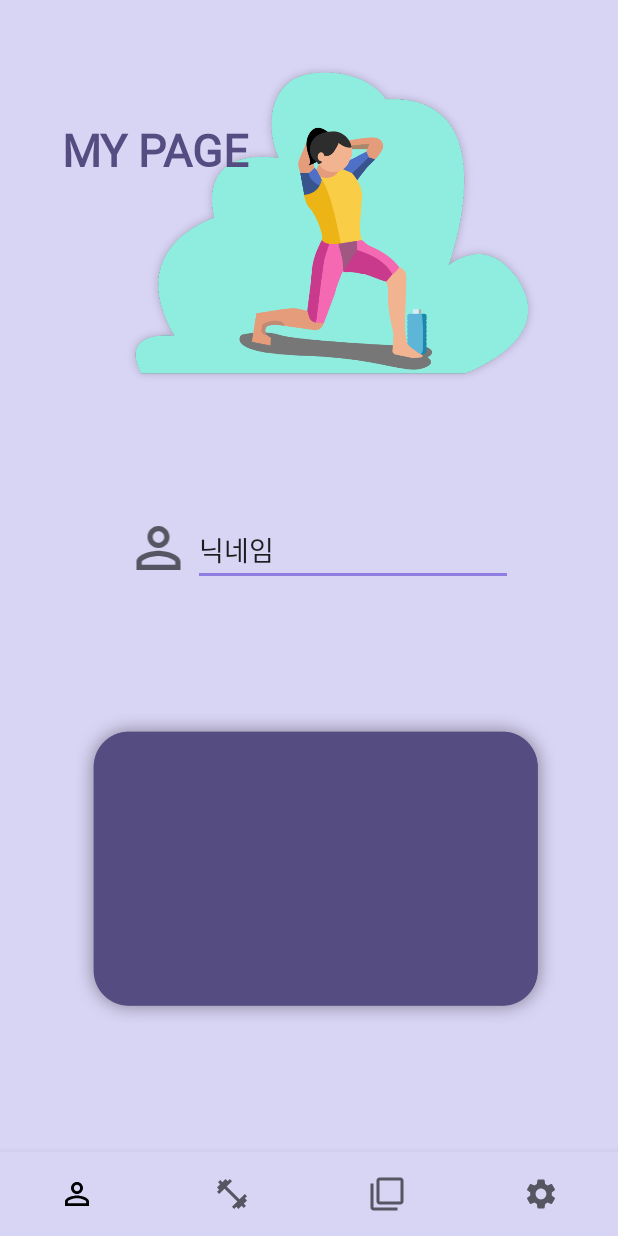
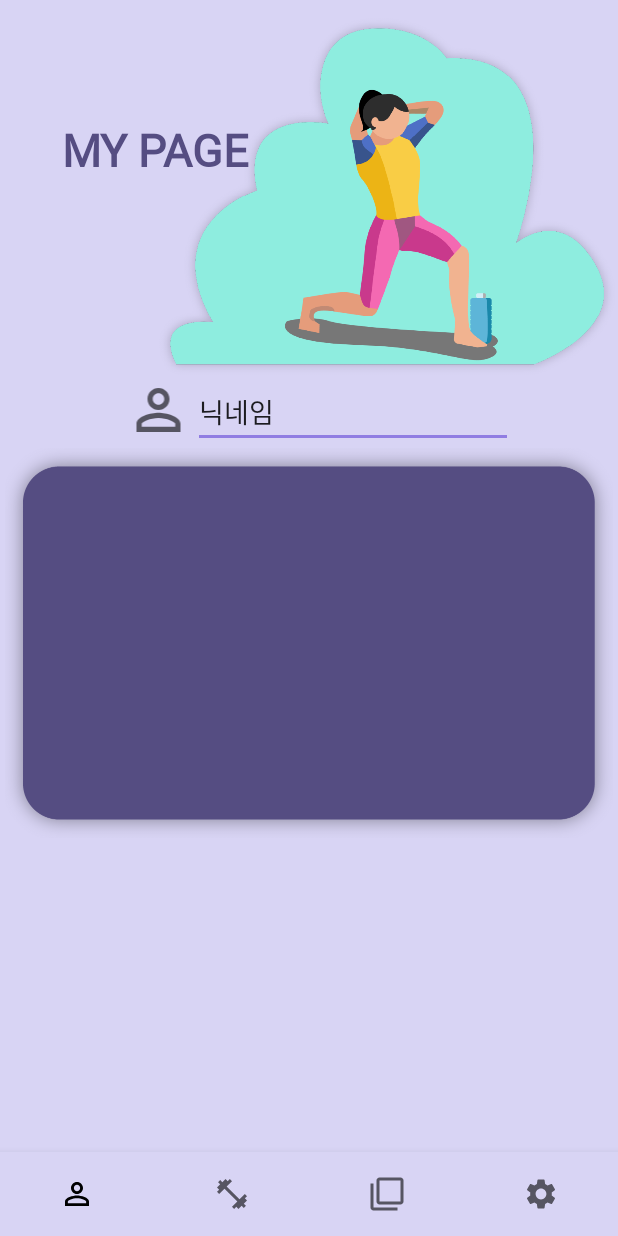
Before and after one commit to asimuleo/android_Pieooreum, an Android app: the screen it shows after launch (MainActivity), on a phone screen of 412 x 824 dp. Run offline under Robolectric (Android 15) with nearby library versions, the phone set to English and light mode, and no system bars; our stand-ins replace navigation-ui.

```diff
--- a/app/src/main/res/layout/mypage_fragment.xml
+++ b/app/src/main/res/layout/mypage_fragment.xml
@@ -13,40 +13,42 @@
 
 
         <ImageView
-            android:id="@+id/imageView4"
-            android:layout_width="match_parent"
-            android:layout_height="match_parent"
-            android:layout_marginTop="400dp"
-            app:layout_constraintBottom_toBottomOf="parent"
+            android:id="@+id/box1"
+            android:layout_width="wrap_content"
+            android:layout_height="wrap_content"
+            android:adjustViewBounds="true"
             app:layout_constraintEnd_toEndOf="parent"
             app:layout_constraintStart_toStartOf="parent"
             app:layout_constraintTop_toBottomOf="@+id/editTextTextPersonName2"
-            app:srcCompat="@drawable/box1" />
+            app:srcCompat="@drawable/box2" />
 
-        <ImageView
-            android:id="@+id/imageView"
-            android:layout_width="366dp"
-            android:layout_height="313dp"
-            app:layout_constraintEnd_toEndOf="parent"
-            app:layout_constraintHorizontal_bias="0.9"
-            app:layout_constraintStart_toStartOf="parent"
-            app:layout_constraintTop_toTopOf="parent"
-            app:srcCompat="@drawable/sportwoman212" />
+
 
         <EditText
             android:id="@+id/editTextTextPersonName2"
             android:layout_width="wrap_content"
             android:layout_height="wrap_content"
+            android:layout_marginTop="-10dp"
+            android:layout_marginEnd="70dp"
             android:ems="10"
             android:inputType="textPersonName"
-            android:layout_marginEnd="70dp"
-            android:layout_marginTop="30dp"
             android:text="닉네임"
             app:layout_constraintEnd_toEndOf="parent"
             app:layout_constraintTop_toBottomOf="@+id/imageView" />
 
         <ImageView
-            android:id="@+id/box1"
+            android:id="@+id/imageView"
+            android:layout_width="311dp"
+            android:layout_height="261dp"
+            android:layout_marginStart="100dp"
+            android:adjustViewBounds="true"
+            app:layout_constraintBottom_toTopOf="@+id/editTextTextPersonName2"
+            app:layout_constraintStart_toStartOf="parent"
+            app:layout_constraintTop_toTopOf="parent"
+            app:srcCompat="@drawable/sportwoman412" />
+
+        <ImageView
+            android:id="@+id/icon1"
             android:layout_width="46dp"
             android:layout_height="44dp"
 
@@ -73,26 +75,6 @@
             app:layout_constraintTop_toTopOf="parent"
             app:layout_constraintVertical_bias="0.109" />
 
-        <ScrollView
-            android:id="@+id/scrollView2"
-            android:layout_width="match_parent"
-            android:layout_height="match_parent"
-            tools:layout_editor_absoluteX="0dp"
-            tools:layout_editor_absoluteY="-38dp">
-
-            <LinearLayout
-                android:layout_width="match_parent"
-                android:layout_height="wrap_content"
-                android:orientation="vertical">
-
-                <androidx.constraintlayout.widget.ConstraintLayout
-                    android:layout_width="match_parent"
-                    android:layout_height="match_parent">
-
-                </androidx.constraintlayout.widget.ConstraintLayout>
-            </LinearLayout>
-        </ScrollView>
-
 
     </androidx.constraintlayout.widget.ConstraintLayout>
 </RelativeLayout>
```
Also changed, not shown: app/src/main/res/drawable-v24/box1.png (deleted), app/src/main/res/drawable-v24/sportwoman212.png (deleted), app/src/main/res/drawable/box2.png (added), app/src/main/res/drawable/sportwoman412.png (added).
